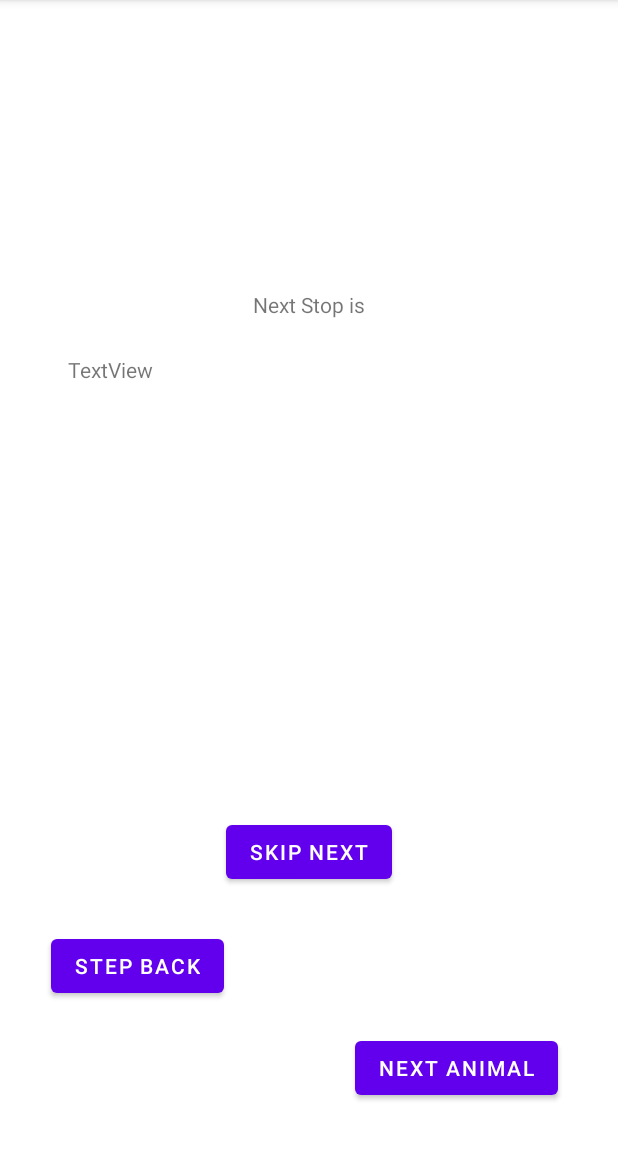
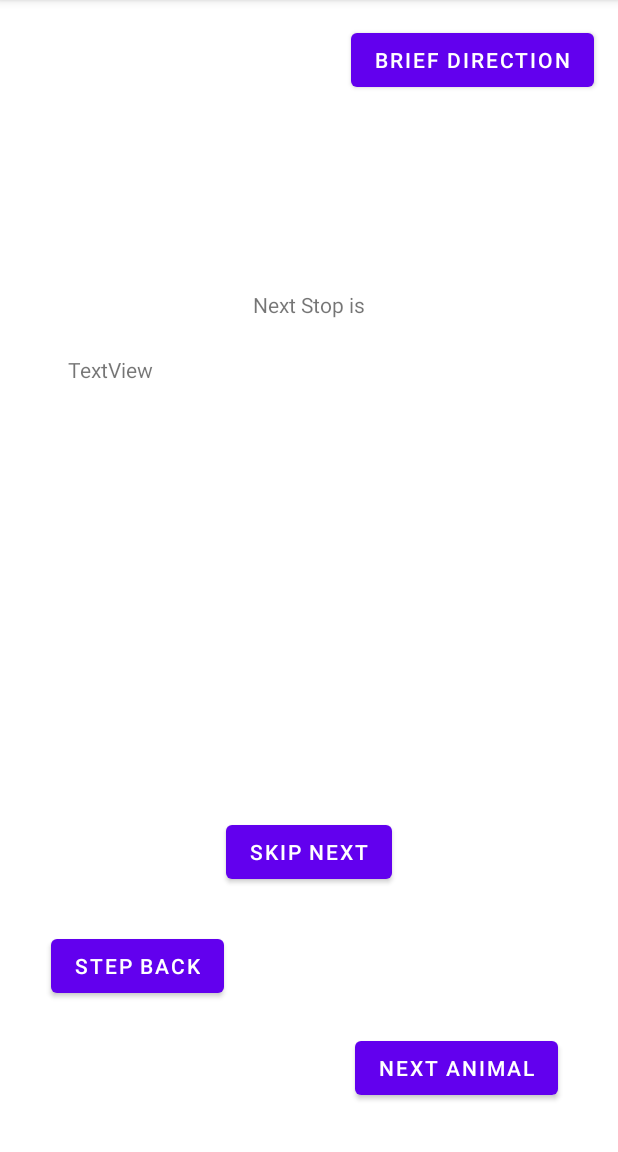
Before and after one commit to CSE-110-Spring-2022/zooseeker-cse-110-team-23, an Android app: the DirectionActivity screen opened directly, with no data from a screen before it, on a phone screen of 412 x 824 dp, the part 84-1236 px from its top. Run offline under Robolectric (Android 15) with nearby library versions, the phone set to English and light mode, and no system bars; our stand-ins replace Room's generated code; libraries missing offline, so code that uses them is left out: org.jgrapht, org.jgrapht.alg, org.jgrapht.graph, org.jgrapht.nio; 5 statements that could not run were skipped.

Commit message:
Brief Direction

```diff
--- a/app/src/main/java/com/example/zooseeker/DirectionActivity.java
+++ b/app/src/main/java/com/example/zooseeker/DirectionActivity.java
@@ -1,5 +1,6 @@
 package com.example.zooseeker;
 
+import androidx.annotation.NonNull;
 import androidx.appcompat.app.AppCompatActivity;
 
 import android.content.Context;
@@ -25,9 +26,13 @@ public class DirectionActivity extends AppCompatActivity {
     private Button skipBtn;
     private Button stepBackBtn;
     private TextView destination;
+    private Button briefBtn;
+    private boolean briefFlag;
+    private boolean end;
 
     private ArrayList<String> log;
     private static ArrayList<String> logReversed;
+    private static ArrayList<String> logConcise;
 
     private Graph<String, IdentifiedWeightedEdge> g;
     private Map<String, ZooData.VertexInfo> vInfo;
@@ -70,6 +75,7 @@ public class DirectionActivity extends AppCompatActivity {
         nextBtn.setOnClickListener(this::onNextAnimalClicked);
         skipBtn.setOnClickListener(this::onSkipAnimalClicked);
         stepBackBtn.setOnClickListener(this::onStepBackAnimalClicked);
+        briefBtn.setOnClickListener(this::onBriefClicked);
     }
 
     private void LoadAssets() {
@@ -84,6 +90,7 @@ public class DirectionActivity extends AppCompatActivity {
         skipBtn = findViewById(R.id.skip_next_btn);
         stepBackBtn = findViewById(R.id.step_back);
         destination = findViewById(R.id.destination_text);
+        briefBtn = findViewById(R.id.show_brief_btn);
     }
 
     public static List<AnimalListItem> sortPath(List<AnimalListItem> unsortedAnimalList,
@@ -133,40 +140,56 @@ public class DirectionActivity extends AppCompatActivity {
                                              ) {
         String start = "entrance_exit_gate";
         String goal;
-        //this.viewModel.getAnimalListItems().getValue();
 
         if(animalPlanItems.size()==0) {
             return new ArrayList<String>(0);
         }
+
         goal = animalPlanItems.get(0).animal_id;        // save first animal in plan as goal
         GraphPath<String, IdentifiedWeightedEdge> path;
 
         ArrayList<String> log_local = new ArrayList<>(0);
         ArrayList<String> logReversed_local = new ArrayList<>(0);
+        ArrayList<String> logConcise_local = new ArrayList<>(0);
 
         String prev = "entrance_exit_gate";
         for(int i=0; i<animalPlanItems.size(); i++) {
             path = DijkstraShortestPath.findPathBetween(g,start, goal);
             int j = 1;
             int k = path.getEdgeList().size();
+            double briefDistance = 0;
 
             String b = "";
             String b_rev = "";
 
+            String startName = "";
+            String goalName =  "";
             for (IdentifiedWeightedEdge e : path.getEdgeList()) {
+                if(prev==vInfo.get(g.getEdgeTarget(path.getEdgeList().get(0)).toString()).name) {
+                    startName = vInfo.get(g.getEdgeSource(path.getEdgeList().get(0)).toString()).name;
+                }
+                else {
+                    startName = vInfo.get(g.getEdgeTarget(path.getEdgeList().get(0)).toString()).name;
+                }
+
                 // if the target of next edge is the prev place
                 if(prev == vInfo.get(g.getEdgeTarget(e).toString()).name) {
+
+                    // Gather Node and Edge Information
                     String from = vInfo.get(g.getEdgeTarget(e).toString()).name;
                     String to = vInfo.get(g.getEdgeSource(e).toString()).name;
                     double length = g.getEdgeWeight(e);
                     String street = eInfo.get(e.getId()).street;
 
-                    b += j + ". Walk " + length + " meters along " + street + " from " + from + " to " + to + "\n";
-                    b_rev = k + ". Walk " + length + " meters along " + street + " from " + to + " to " + from + "\n" +b_rev + "\n";
+                    briefDistance += length;
+                    b = DirectionString(j, b, from, to, length, street);
+                    b_rev = ReverseDirectionString(k, b_rev, from, to, length, street);
                     j++;
                     k--;
                     // update the name of the previous exhibit
                     prev = to;
+
+                    goalName = to;
                 }
                 else {
                     String from = vInfo.get(g.getEdgeSource(e).toString()).name;
@@ -174,17 +197,27 @@ public class DirectionActivity extends AppCompatActivity {
                     double length = g.getEdgeWeight(e);
                     String street = eInfo.get(e.getId()).street;
 
-                    b += j + ". Walk " + length + " meters along " + street + " from " + from + " to " + to + "\n";
-                    b_rev = k + ". Walk " + length + " meters along " + street + " from " + to + " to " + from + "\n" + b_rev+ "\n";
+                    briefDistance += length;
+                    b = DirectionString(j, b, from, to, length, street);
+                    b_rev = ReverseDirectionString(k, b_rev, from, to, length, street);
                     j++;
                     k--;
 
                     // update the name of the previous exhibit
                     prev = to;
+
+                    goalName = to;
                 }
+
+
+
             }
             logReversed_local.add(b_rev);
             log_local.add(b);
+
+
+            logConcise_local.add(1 + ". Walk " + briefDistance + " meters " + "from "+ startName + " to "+  goalName + "\n");
+
             start = animalPlanItems.get(i).animal_id;
             if((i+1) == animalPlanItems.size()) {       // if reached end of animals list
                 break;
@@ -193,10 +226,24 @@ public class DirectionActivity extends AppCompatActivity {
         }
 
         logReversed = logReversed_local;
+        logConcise = logConcise_local;
         return log_local;
     }
 
+    @NonNull
+    private static String ReverseDirectionString(int k, String b_rev, String from, String to, double length, String street) {
+        b_rev = k + ". Walk " + length + " meters along " + street + " from " + to + " to " + from + "\n" + b_rev + "\n";
+        return b_rev;
+    }
+
+    @NonNull
+    private static String DirectionString(int j, String b, String from, String to, double length, String street) {
+        b += j + ". Walk " + length + " meters along " + street + " from " + from + " to " + to + "\n";
+        return b;
+    }
+
     void onNextAnimalClicked(View view) {
+        DirectionDefaultState();
         if(animalIndex < log.size()-1) {
             animalIndex++;
             destination.setText(log.get(animalIndex));
@@ -205,50 +252,56 @@ public class DirectionActivity extends AppCompatActivity {
             if(animalIndex==log.size()-1){
                 nextBtn.setText("DONE");
                 skipBtn.setVisibility(View.INVISIBLE);
-                animalIndex++;
+                end = true;
             }
         }
-        else if (animalIndex > log.size()-1){
+        else if (end){
             finish();
         }
     }
 
     void onStepBackAnimalClicked(View view) {
-        if(animalIndex == 1) {
+        Iterate(log);
+        DirectionDefaultState();
+    }
+
+    void onPrevAnimalClicked(View view) {
+        Iterate(logReversed);
+        DirectionDefaultState();
+    }
+
+    void onBriefClicked(View view) {
+        if(briefFlag) {
+            destination.setText(log.get(animalIndex));
+            DirectionDefaultState();
+        }
+        else {
+            destination.setText(logConcise.get(animalIndex));
+            briefFlag = true;
+            briefBtn.setText("Detailed Direction");
+        }
+
+    }
+
+    private void DirectionDefaultState() {
+        briefFlag = false;
+        briefBtn.setText("Brief Direction");
+    }
+
+    private void Iterate(ArrayList<String> log) {
+        if (animalIndex == 1) {
             prevBtn.setVisibility(View.INVISIBLE);
             animalIndex--;
             destination.setText(log.get(animalIndex));
-        }
-        else if(animalIndex == log.size()) {
+        } else if (animalIndex == log.size()-1) {
             nextBtn.setText("Next Animal");
-            animalIndex = animalIndex - 2;
+            animalIndex = animalIndex - 1;
             destination.setText(log.get(animalIndex));
-        }
-        else {
+        } else {
             animalIndex--;
             destination.setText(log.get(animalIndex));
         }
-        if(animalIndex < log.size() - 1) {
-            skipBtn.setVisibility(View.VISIBLE);
-        }
-    }
-
-    void onPrevAnimalClicked(View view) {
-        if(animalIndex == 1) {
-            prevBtn.setVisibility(View.INVISIBLE);
-            animalIndex--;
-            destination.setText(logReversed.get(animalIndex));
-        }
-        else if(animalIndex == logReversed.size()) {
-            nextBtn.setText("Next Animal");
-            animalIndex = animalIndex - 2;
-            destination.setText(logReversed.get(animalIndex));
-        }
-        else {
-            animalIndex--;
-            destination.setText(logReversed.get(animalIndex));
-        }
-        if(animalIndex < logReversed.size() - 1) {
+        if (animalIndex < log.size() - 1) {
             skipBtn.setVisibility(View.VISIBLE);
         }
     }
--- a/app/src/main/res/layout/activity_direction.xml
+++ b/app/src/main/res/layout/activity_direction.xml
@@ -76,5 +76,17 @@
         app:layout_constraintHorizontal_bias="0.0"
         app:layout_constraintStart_toStartOf="parent" />
 
+    <Button
+        android:id="@+id/show_brief_btn"
+        android:layout_width="wrap_content"
+        android:layout_height="wrap_content"
+        android:layout_marginStart="233dp"
+        android:layout_marginTop="16dp"
+        android:layout_marginEnd="16dp"
+        android:text="Brief Direction"
+        app:layout_constraintEnd_toEndOf="parent"
+        app:layout_constraintStart_toStartOf="parent"
+        app:layout_constraintTop_toTopOf="parent" />
+
 
 </androidx.constraintlayout.widget.ConstraintLayout>
```
